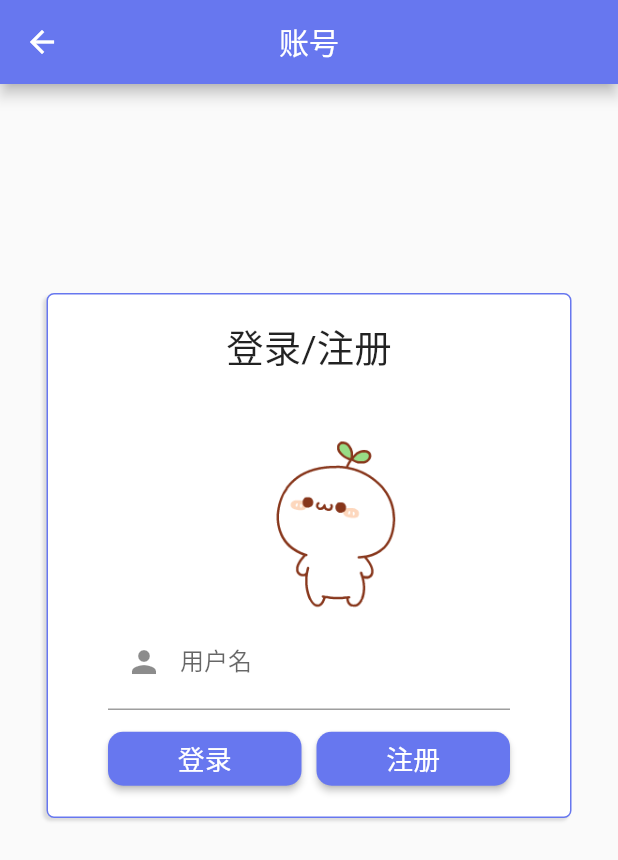
After one commit to Xander-C/Brain_hole, a Flutter app: the Account screen opened directly, on a phone screen of 412 x 824 dp. The commit adds this screen. Shown: the top 860 px of the screen. Run offline on Flutter 3.47's test engine with Material 2 defaults, Android fonts, the phone set to English and light mode, and no system bars; our stand-ins replace convert, shared_preferences; missing offline and left inert: analyzer, jpush_flutter; accounts and stored records are empty; generated files the repository leaves out were written again.

Commit message:
feat: add account page, add function for drawer.

```diff
--- /dev/null
+++ b/lib/Account.dart
@@ -0,0 +1,157 @@
+import 'package:flutter/cupertino.dart';
+import 'package:flutter/material.dart';
+
+class Account extends StatefulWidget {
+  @override
+  _AccountState createState() => _AccountState();
+}
+
+class _AccountState extends State<Account> {
+  bool _isShowClear = false;
+
+  TextEditingController _userNameController = new TextEditingController();
+  FocusNode _focusNodeUserName = new FocusNode();
+
+  @override
+  void initState() {
+    _userNameController.addListener(() {
+      print(_userNameController.text);
+
+      if (_userNameController.text.length > 0) {
+        _isShowClear = true;
+      } else {
+        _isShowClear = false;
+      }
+      setState(() {});
+    });
+    super.initState();
+  }
+
+  @override
+  Widget build(BuildContext context) {
+    return Scaffold(
+      appBar: AppBar(
+        title: Text("账号"),
+        centerTitle: true,
+      ),
+      body: Center(
+          child: Column(children: <Widget>[
+        Expanded(
+          child: Container(),
+          flex: 1,
+        ),
+        Container(
+          constraints: BoxConstraints.expand(height: 350, width: 350),
+          padding: EdgeInsets.only(left: 20, right: 20),
+          decoration: BoxDecoration(
+              color: Colors.white,
+              border: Border.all(
+                color: Theme.of(context).primaryColor,
+                style: BorderStyle.solid,
+              ),
+              borderRadius: BorderRadius.all(Radius.circular(5.0)),
+              boxShadow: [
+                BoxShadow(
+                  color: Colors.black12,
+                  offset: Offset(-2.0, 2.0),
+                  blurRadius: 1.0,
+                  //spreadRadius: 1.0,
+                )
+              ]),
+          child: Column(
+            crossAxisAlignment: CrossAxisAlignment.center,
+            mainAxisAlignment: MainAxisAlignment.center,
+            children: <Widget>[
+              Text(
+                "登录/注册",
+                style: TextStyle(fontSize: 25),
+              ),
+              Container(
+                margin: EdgeInsets.fromLTRB(0, 10, 0, 0),
+                height: 150,
+                child: Image.asset(
+                  "assets/images/login.gif",
+                  fit: BoxFit.contain,
+                ),
+              ),
+              Container(
+                margin: EdgeInsets.only(left: 20, right: 20),
+                child: Form(
+                  child: Column(
+                    mainAxisSize: MainAxisSize.min,
+                    children: <Widget>[
+                      TextFormField(
+                        controller: _userNameController,
+                        focusNode: _focusNodeUserName,
+                        keyboardType: TextInputType.number,
+                        decoration: InputDecoration(
+                          labelText: "用户名",
+                          hintText: "一个你认为独一无二的用户名",
+                          prefixIcon: Icon(Icons.person),
+                          suffixIcon: (_isShowClear)
+                              ? IconButton(
+                                  icon: Icon(Icons.clear),
+                                  onPressed: () {
+                                    _userNameController.clear();
+                                  },
+                                )
+                              : null,
+                        ),
+                      ),
+                      Container(
+                          margin: EdgeInsets.fromLTRB(0, 10, 0, 0),
+                          height: 45.0,
+                          child: Row(
+                            children: <Widget>[
+                              Expanded(
+                                child: RaisedButton(
+                                  color: Theme.of(context).primaryColor,
+                                  child: Text(
+                                    "登录",
+                                    style: TextStyle(
+                                        color: Colors.white, fontSize: 18),
+                                  ),
+                                  shape: RoundedRectangleBorder(
+                                      borderRadius:
+                                          BorderRadius.circular(10.0)),
+                                  onPressed: () {
+                                    _focusNodeUserName.unfocus();
+                                  },
+                                ),
+                              ),
+                              SizedBox(
+                                width: 10,
+                              ),
+                              Expanded(
+                                child: RaisedButton(
+                                  color: Theme.of(context).primaryColor,
+                                  child: Text(
+                                    "注册",
+                                    style: TextStyle(
+                                        color: Colors.white, fontSize: 18),
+                                  ),
+                                  shape: RoundedRectangleBorder(
+                                      borderRadius:
+                                          BorderRadius.circular(10.0)),
+                                  onPressed: () {
+                                    _focusNodeUserName.unfocus();
+                                  },
+                                ),
+                              ),
+                            ],
+                          ))
+                    ],
+                  ),
+                ),
+              )
+            ],
+          ),
+        ),
+        Expanded(
+          child: Container(),
+          flex: 2,
+        ),
+      ])),
+    );
+  }
+}
--- a/pubspec.yaml
+++ b/pubspec.yaml
@@ -57,6 +57,7 @@ flutter:
     - assets/images/04.gif
     - assets/images/study.gif
     - assets/images/hot.gif
+    - assets/images/login.gif
 
   # An image asset can refer to one or more resolution-specific "variants", see
   # https://flutter.dev/assets-and-images/#resolution-aware.
```
Also changed, not shown: lib/HomePage.dart (added, +62 -0 lines), lib/MyDrawer.dart (added, +68 -0 lines), lib/Setting.dart (added, +56 -0 lines), lib/main.dart (+13 -103 lines), assets/images/2.0x/login.gif (added), assets/images/3.0x/login.gif (added), assets/images/login.gif (added).
